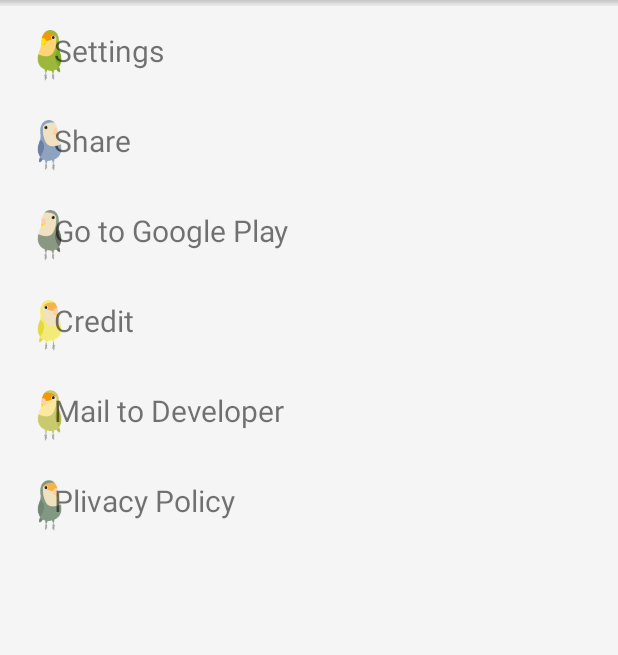
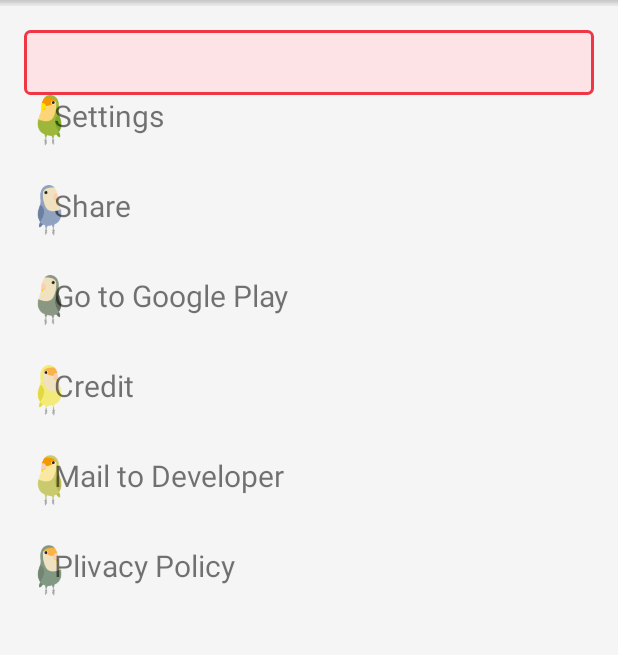
Before and after one commit to sakurabird/Android-ParrotCallConfirm, an Android app: the layout fragment_main.xml on its own in the app's theme, with its tools: preview values and no code run, on a phone screen of 412 x 824 dp, the part 90-745 px from its top. Run offline under Robolectric (Android 15) with nearby library versions, the light colour scheme and no system bars; plain views replace RippleView; Roboto replaces fonts that are not available here.

Commit message:
Add status view and check app working status in MainActivity

```diff
--- /dev/null
+++ b/app/src/main/res/drawable/main_alert_bg.xml
@@ -0,0 +1,10 @@
+<?xml version="1.0" encoding="utf-8"?>
+<shape xmlns:android="http://schemas.android.com/apk/res/android"
+    android:shape="rectangle">
+    <stroke
+        android:width="2dp"
+        android:color="@color/alert_color" />
+    <corners android:radius="3dp" />
+    <solid android:color="@color/alert_color_light" />
+
+</shape>
--- a/app/src/main/res/layout/fragment_main.xml
+++ b/app/src/main/res/layout/fragment_main.xml
@@ -54,6 +54,24 @@
                     android:contentDescription="@null"
                     android:scaleType="fitXY"
                     android:src="@drawable/bg_shadow" />
+
+                <!-- alert -->
+                <RelativeLayout
+                    android:id="@+id/alertMessageView"
+                    android:layout_width="match_parent"
+                    android:layout_height="wrap_content"
+                    android:layout_marginEnd="@dimen/activity_horizontal_margin"
+                    android:layout_marginStart="@dimen/activity_horizontal_margin"
+                    android:background="@drawable/main_alert_bg"
+                    android:padding="@dimen/margin_large"
+                    android:visibility="visible">
+
+                    <TextView
+                        android:id="@+id/alertMessageText"
+                        android:layout_width="wrap_content"
+                        android:layout_height="wrap_content"
+                        android:textColor="@color/alert_color" />
+                </RelativeLayout>
 
                 <!-- menu item -->
                 <com.andexert.library.RippleView
--- a/app/src/main/res/values/colors.xml
+++ b/app/src/main/res/values/colors.xml
@@ -14,6 +14,8 @@
     <color name="font_color1">#bb000000</color>
     <color name="font_color2">#77000000</color>
     <color name="selected_color">#E64440</color>
+    <color name="alert_color">#ef3644</color>
+    <color name="alert_color_light">#fde3e5</color>
     <color name="confirm_bg_color">#FAF7EF</color>
     <color name="list_boader_color">#afafaf</color>
     <color name="dark_green">#6B8A4E</color>
--- a/app/src/main/res/values/strings.xml
+++ b/app/src/main/res/values/strings.xml
@@ -45,4 +45,9 @@ This application is not working correctly without permissions. Please make switc
     <string name="error">error</string>
     <string name="error_cannot_get_phonenumber">Could not retrieve the phone number. Since Parrot Call Confirm App can not make a call from this model, we will disable the application. Sorry for the inconvenience.</string>
 
+    <string name="error_now_disabled">! Call Confirm dialog is not working now !</string>
+    <string name="error_not_activated">This app is not activated.</string>
+    <string name="error_no_permission_call">Phone permission is not permitted.</string>
+    <string name="error_no_permission_contact">Contacts permission is not permitted.</string>
+    <string name="error_alert_refresh">Touch and refresh status</string>
 </resources>
```
Also changed, not shown: app/src/main/java/com/sakurafish/parrot/callconfirm/fragment/MainFragment.java (+57 -2 lines), 1 other file.
